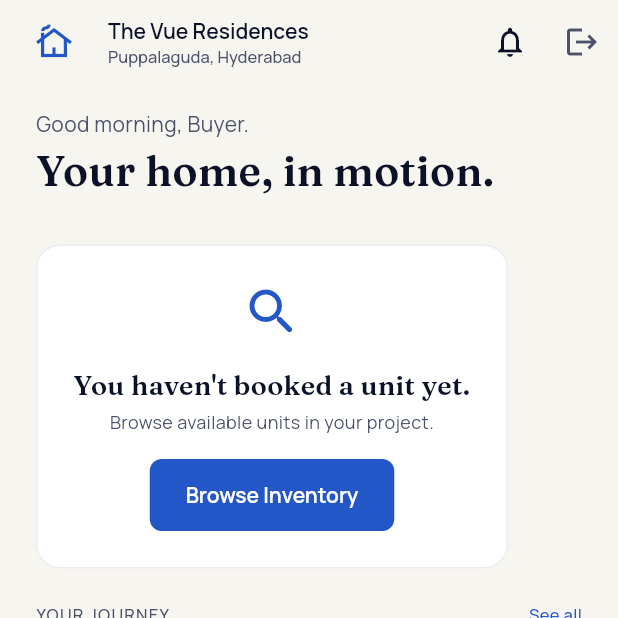
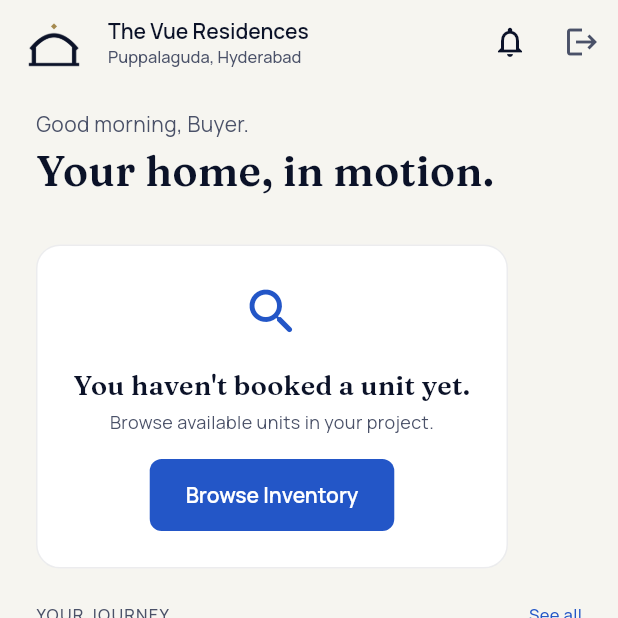
Before and after one commit to Karthikd4/builder-bridge, a Flutter app: the DashboardHomeScreen screen opened by its route, on a phone screen of 412 x 824 dp, the top half of it. Run offline on Flutter 3.47's test engine with Material 3 defaults, Android fonts, the phone set to English and light mode, and no system bars; our stand-ins replace flutter_riverpod, freezed_annotation, go_router, google_fonts, riverpod_annotation, shared_preferences and 4 more; accounts and stored records are empty; generated files the repository leaves out were written again.

Commit message:
feat(core): add span app icon, update BBLogo widget, rename app to BuilderBridge
- Replace cottage icon with span arch mark (navy + brass) across the app
- Generate Android launcher icons for all densities from span SVG
- BBLogo widget now renders from PNG asset with inverted variant
- Rename app label from builder_bridge to BuilderBridge

Co-Authored-By: Claude Opus 4.6 <noreply@anthropic.com>

```diff
--- a/flutter-app/lib/core/widgets/bb_logo.dart
+++ b/flutter-app/lib/core/widgets/bb_logo.dart
@@ -1,18 +1,16 @@
 import 'package:flutter/material.dart';
-
-import 'package:builder_bridge/core/theme/app_colors.dart';
 
 class BBLogo extends StatelessWidget {
   final double size;
+  final bool inverted;
 
-  const BBLogo({this.size = 64, super.key});
+  const BBLogo({this.size = 64, this.inverted = false, super.key});
 
   @override
   Widget build(BuildContext context) {
-    return Icon(
-      Icons.cottage_outlined,
-      size: size,
-      color: AppColors.accent,
-    );
+    final asset = inverted
+        ? 'assets/images/bb_mark_inverted.png'
+        : 'assets/images/bb_mark.png';
+    return Image.asset(asset, width: size, height: size);
   }
 }
--- a/flutter-app/lib/features/dashboard/presentation/screens/dashboard_home_screen.dart
+++ b/flutter-app/lib/features/dashboard/presentation/screens/dashboard_home_screen.dart
@@ -6,6 +6,7 @@ import 'package:builder_bridge/core/navigation/app_routes.dart';
 import 'package:builder_bridge/core/theme/app_colors.dart';
 import 'package:builder_bridge/core/theme/app_spacing.dart';
 import 'package:builder_bridge/core/theme/app_typography.dart';
+import 'package:builder_bridge/core/widgets/bb_logo.dart';
 import 'package:builder_bridge/features/auth/presentation/providers/auth_provider.dart';
 import 'package:builder_bridge/features/dashboard/presentation/widgets/dashboard_hero_card.dart';
 import 'package:builder_bridge/features/dashboard/presentation/widgets/dashboard_journey_card.dart';
@@ -34,8 +35,7 @@ class DashboardHomeScreen extends ConsumerWidget {
         scrolledUnderElevation: 0,
         leading: const Padding(
           padding: EdgeInsets.only(left: AppSpacing.md),
-          child: Icon(Icons.cottage_outlined,
-              color: AppColors.accent, size: 26),
+          child: BBLogo(size: 28),
         ),
         title: Column(
           crossAxisAlignment: CrossAxisAlignment.start,
```
Also changed, not shown: flutter-app/assets/images/app_icon.png (added), flutter-app/assets/images/app_icon_maskable.png (added), flutter-app/assets/images/bb_mark.png (added), flutter-app/assets/images/bb_mark_inverted.png (added), 6 other files.
